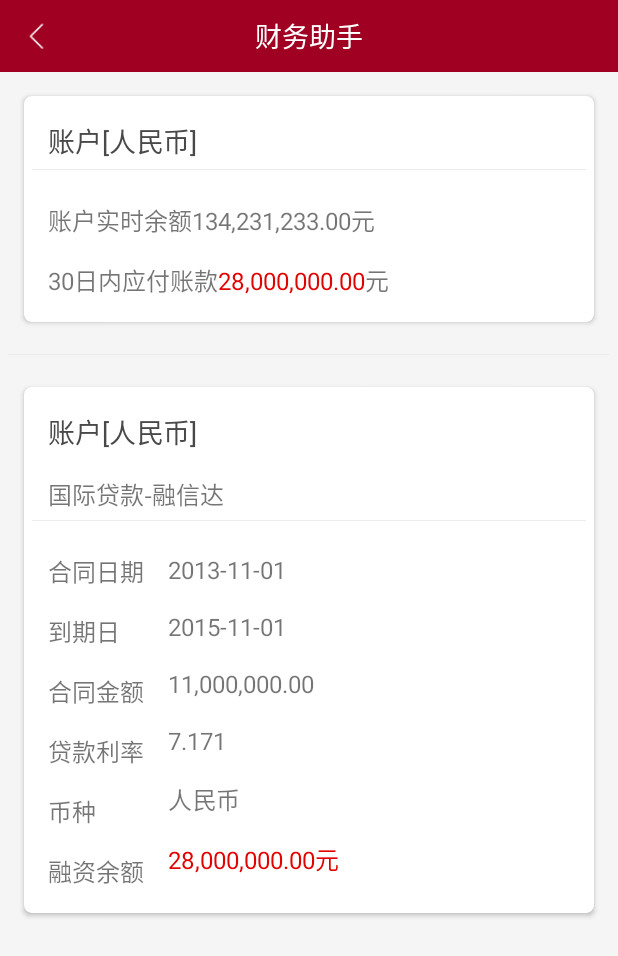
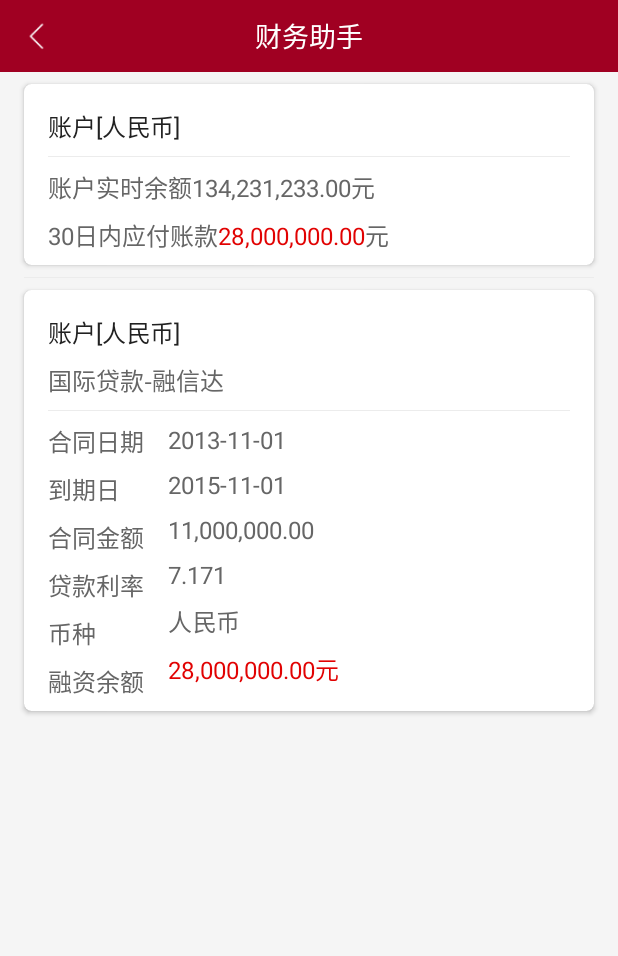
Before and after one commit to Hxiaobin/Practice_ZZB, an Android app: the AccountDetailActivity screen opened directly, with no data from a screen before it, on a phone screen of 412 x 824 dp. Shown: the top 956 px of the screen. Run offline under Robolectric (Android 15) with nearby library versions, the phone set to English and light mode, and no system bars; 1 statement that could not run was skipped.

Commit message:
修改样式

```diff
--- a/app/src/main/AndroidManifest.xml
+++ b/app/src/main/AndroidManifest.xml
@@ -30,6 +30,7 @@
         <activity android:name=".activity.home.business.BusinessQueryResultActivity"/>
         <activity
             android:name=".activity.user.UserLoginActivity"
+            android:theme="@style/LoginTheme"
             android:screenOrientation="portrait"/>
         <activity
             android:name="com.sf.bocfinancialsoftware.activity.user.UserActivity"
--- a/app/src/main/java/com/sf/bocfinancialsoftware/activity/tool/calculator/ExchangeRateCalculateActivity.java
+++ b/app/src/main/java/com/sf/bocfinancialsoftware/activity/tool/calculator/ExchangeRateCalculateActivity.java
@@ -67,7 +67,7 @@ public class ExchangeRateCalculateActivity extends AppCompatActivity implements
             mList.add(currency[i]);
         }
         //为下拉列表定义一个适配器，这里就用到里前面定义的list 为适配器设置下拉列表下拉时的菜单样式
-        mAdapter = new ArrayAdapter<>(this, R.layout.support_simple_spinner_dropdown_item, mList);
+        mAdapter = new ArrayAdapter<>(this, R.layout.spinner_item, mList);
         //将适配器添加到下拉列表上
         spinnerExchangeRate.setAdapter(mAdapter);
     }
--- a/app/src/main/res/drawable/shape_spinner_down.xml
+++ b/app/src/main/res/drawable/shape_spinner_down.xml
@@ -10,7 +10,7 @@
                 </shape>
             </item>
             <item>
-                <bitmap android:gravity="right" android:src="@mipmap/right_down"/>
+                <bitmap android:gravity="right|center_vertical" android:src="@mipmap/right_down"/>
             </item>
         </layer-list>
     </item>
--- a/app/src/main/res/layout/activity_about.xml
+++ b/app/src/main/res/layout/activity_about.xml
@@ -29,12 +29,14 @@
             android:layout_width="wrap_content"
             android:layout_height="wrap_content"
             android:text="@string/tv_app_name"
+            android:textColor="@color/tv_subtitle"
             android:textSize="@dimen/text_size_large"/>
 
         <TextView
             android:layout_width="wrap_content"
             android:layout_height="wrap_content"
             android:text="@string/tv_version"
+            android:textColor="@color/tv_subtitle"
             android:textSize="@dimen/text_size_normal"/>
     </LinearLayout>
 
--- a/app/src/main/res/layout/activity_account_detail.xml
+++ b/app/src/main/res/layout/activity_account_detail.xml
@@ -13,64 +13,69 @@
     <android.support.v7.widget.CardView
         android:layout_width="match_parent"
         android:layout_height="wrap_content"
-        android:layout_margin="@dimen/common_margin_normal"
+        android:layout_marginBottom="@dimen/common_margin_small"
+        android:layout_marginLeft="@dimen/common_margin_normal"
+        android:layout_marginRight="@dimen/common_margin_normal"
+        android:layout_marginTop="@dimen/common_margin_small"
         app:cardBackgroundColor="@color/white"
         app:cardCornerRadius="5dp">
 
         <LinearLayout
             android:layout_width="match_parent"
             android:layout_height="wrap_content"
-            android:orientation="vertical">
+            android:orientation="vertical"
+            android:layout_marginBottom="@dimen/common_margin_small"
+            android:paddingLeft="@dimen/common_padding_normal"
+            android:paddingRight="@dimen/common_padding_normal"
+            android:paddingTop="@dimen/common_margin_normal">
 
             <LinearLayout
                 android:layout_width="match_parent"
                 android:layout_height="wrap_content"
-                android:orientation="horizontal"
-                android:paddingLeft="@dimen/common_padding_normal"
-                android:paddingTop="@dimen/common_padding_normal">
+                android:layout_marginBottom="@dimen/common_margin_small"
+                android:orientation="horizontal">
 
                 <TextView
-                    style="@style/tv_subtitle"
+                    android:id="@+id/tvAccount1"
+                    style="@style/activity_text_normal_black"
                     android:text="账户"/>
 
                 <TextView
                     android:id="@+id/tvAccountDetail1"
-                    style="@style/tv_subtitle"
+                    style="@style/activity_text_normal_black"
                     android:text="2869****7875"/>
 
                 <TextView
-                    style="@style/tv_subtitle"
+                    android:id="@+id/tvAccount2"
+                    style="@style/activity_text_normal_black"
                     android:text="[人民币]"/>
             </LinearLayout>
 
             <View
                 android:layout_width="match_parent"
                 android:layout_height="@dimen/line_vertical_small_width"
-                android:layout_margin="@dimen/small_margin"
                 android:background="@color/line"/>
 
             <LinearLayout
                 android:layout_width="match_parent"
                 android:layout_height="wrap_content"
                 android:layout_gravity="center"
+                android:layout_marginTop="@dimen/common_margin_small"
                 android:orientation="horizontal">
 
                 <TextView
-                    style="@style/tv_content"
+                    android:id="@+id/tvBalance1"
+                    style="@style/activity_text_normal_gray"
                     android:text="账户实时余额"/>
 
                 <TextView
                     android:id="@+id/tvBalance"
-                    android:layout_width="wrap_content"
-                    android:layout_height="wrap_content"
-                    android:paddingTop="@dimen/common_padding_normal"
-                    android:text="134,231,233.00"
-                    android:textSize="@dimen/text_size_normal"/>
+                    style="@style/activity_text_normal_gray"
+                    android:text="134,231,233.00"/>
 
                 <TextView
-                    android:layout_width="wrap_content"
-                    android:layout_height="wrap_content"
-                    android:paddingTop="@dimen/common_padding_normal"
+                    android:id="@+id/tvBalance2"
+                    style="@style/activity_text_normal_gray"
                     android:text="元"
                     android:textSize="@dimen/text_size_normal"/>
             </LinearLayout>
@@ -78,26 +83,25 @@
             <LinearLayout
                 android:layout_width="match_parent"
                 android:layout_height="wrap_content"
-                android:orientation="horizontal"
-                android:paddingBottom="@dimen/common_padding_normal">
+                android:layout_marginTop="@dimen/common_margin_small"
+                android:orientation="horizontal">
 
                 <TextView
-                    style="@style/tv_content"
+                    android:id="@+id/tvPay1"
+                    style="@style/activity_text_normal_gray"
                     android:text="30日内应付账款"/>
 
                 <TextView
                     android:id="@+id/tvPay"
                     android:layout_width="wrap_content"
                     android:layout_height="wrap_content"
-                    android:paddingTop="@dimen/common_padding_normal"
                     android:text="28,000,000.00"
                     android:textColor="@color/tv_account"
                     android:textSize="@dimen/text_size_normal"/>
 
                 <TextView
-                    android:layout_width="wrap_content"
-                    android:layout_height="wrap_content"
-                    android:paddingTop="@dimen/common_padding_normal"
+                    android:id="@+id/tvPay2"
+                    style="@style/activity_text_normal_gray"
                     android:text="元"
                     android:textSize="@dimen/text_size_normal"/>
             </LinearLayout>
@@ -107,55 +111,63 @@
     <View
         android:layout_width="match_parent"
         android:layout_height="@dimen/line_vertical_small_width"
-        android:layout_margin="@dimen/small_margin"
+        android:layout_marginLeft="@dimen/common_margin_normal"
+        android:layout_marginRight="@dimen/common_margin_normal"
         android:background="@color/line"/>
 
     <android.support.v7.widget.CardView
         android:layout_width="match_parent"
         android:layout_height="wrap_content"
-        android:layout_margin="@dimen/common_margin_normal"
+        android:layout_marginBottom="@dimen/common_margin_small"
+        android:layout_marginLeft="@dimen/common_margin_normal"
+        android:layout_marginRight="@dimen/common_margin_normal"
+        android:layout_marginTop="@dimen/common_margin_small"
         app:cardBackgroundColor="@color/white"
         app:cardCornerRadius="5dp">
 
         <LinearLayout
             android:layout_width="match_parent"
             android:layout_height="wrap_content"
-            android:orientation="vertical">
+            android:orientation="vertical"
+            android:paddingLeft="@dimen/common_padding_normal"
+            android:paddingRight="@dimen/common_padding_normal"
+            android:paddingTop="@dimen/common_padding_normal">
 
             <LinearLayout
                 android:layout_width="match_parent"
                 android:layout_height="wrap_content"
-                android:orientation="horizontal"
-                android:paddingLeft="@dimen/common_padding_normal"
-                android:paddingTop="@dimen/common_padding_normal">
+                android:orientation="horizontal">
 
                 <TextView
-                    style="@style/tv_subtitle"
+                    style="@style/activity_text_normal_black"
                     android:text="账户"/>
 
                 <TextView
                     android:id="@+id/tvAccountDetail2"
-                    style="@style/tv_subtitle"
+                    style="@style/activity_text_normal_black"
                     android:text="2869****7875"/>
 
                 <TextView
-                    style="@style/tv_subtitle"
+                    style="@style/activity_text_normal_black"
                     android:text="[人民币]"/>
             </LinearLayout>
 
             <TextView
-                style="@style/tv_content"
+                style="@style/activity_text_normal_gray"
+                android:layout_marginBottom="@dimen/common_margin_small"
+                android:layout_marginTop="@dimen/common_margin_small"
                 android:text="国际贷款-融信达"/>
 
             <View
                 android:layout_width="match_parent"
                 android:layout_height="@dimen/line_vertical_small_width"
-                android:layout_margin="@dimen/small_margin"
                 android:background="@color/line"/>
 
             <RelativeLayout
                 android:layout_width="match_parent"
-                android:layout_height="wrap_content">
+                android:layout_height="wrap_content"
+                android:layout_marginBottom="@dimen/common_margin_small"
+                android:layout_marginTop="@dimen/common_margin_small">
 
                 <LinearLayout
                     android:id="@+id/ll"
@@ -168,62 +180,73 @@
                     android:orientation="vertical">
 
                     <TextView
-                        style="@style/tv_content"
+                        style="@style/activity_text_normal_gray"
                         android:text="合同日期"/>
 
                     <TextView
-                        style="@style/tv_content"
+                        style="@style/activity_text_normal_gray"
+                        android:layout_marginTop="@dimen/common_margin_small"
                         android:text="到期日"/>
 
                     <TextView
-                        style="@style/tv_content"
+                        style="@style/activity_text_normal_gray"
+                        android:layout_marginTop="@dimen/common_margin_small"
                         android:text="合同金额"/>
 
                     <TextView
-                        style="@style/tv_content"
+                        style="@style/activity_text_normal_gray"
+                        android:layout_marginTop="@dimen/common_margin_small"
                         android:text="贷款利率"/>
 
                     <TextView
-                        style="@style/tv_content"
+                        style="@style/activity_text_normal_gray"
+                        android:layout_marginTop="@dimen/common_margin_small"
                         android:text="币种"/>
 
                     <TextView
-                        style="@style/tv_content"
-                        android:paddingBottom="@dimen/common_padding_normal"
+                        style="@style/activity_text_normal_gray"
+                        android:layout_marginTop="@dimen/common_margin_small"
                         android:text="融资余额"/>
                 </LinearLayout>
 
                 <LinearLayout
                     android:layout_width="wrap_content"
                     android:layout_height="wrap_content"
+                    android:layout_alignParentTop="true"
+                    android:layout_marginLeft="@dimen/common_margin_normal"
                     android:layout_toRightOf="@+id/ll"
                     android:gravity="center_vertical"
                     android:orientation="vertical">
 
                     <TextView
-                        style="@style/tv_content"
+                        style="@style/activity_text_normal_gray"
                         android:text="2013-11-01"/>
 
                     <TextView
-                        style="@style/tv_content"
+                        android:id="@+id/textView3"
+                        style="@style/activity_text_normal_gray"
+                        android:layout_marginTop="@dimen/common_margin_small"
                         android:text="2015-11-01"/>
 
                     <TextView
-                        style="@style/tv_content"
+                        style="@style/activity_text_normal_gray"
+                        android:layout_marginTop="@dimen/common_margin_small"
                         android:text="11,000,000.00"/>
 
                     <TextView
-                        style="@style/tv_content"
+                        style="@style/activity_text_normal_gray"
+                        android:layout_marginTop="@dimen/common_margin_small"
                         android:text="7.171"/>
 
                     <TextView
-                        style="@style/tv_content"
+                        style="@style/activity_text_normal_gray"
+                        android:layout_marginTop="@dimen/common_margin_small"
                         android:text="人民币"/>
 
                     <TextView
                         android:id="@+id/textView"
                         style="@style/tv_account"
-                        android:paddingBottom="@dimen/common_padding_normal"
+                        android:layout_marginTop="@dimen/common_margin_small"
                         android:text="28,000,000.00元"/>
                 </LinearLayout>
             </RelativeLayout>
--- a/app/src/main/res/layout/item_financial_assistal.xml
+++ b/app/src/main/res/layout/item_financial_assistal.xml
@@ -18,13 +18,16 @@
         <LinearLayout
             android:layout_width="match_parent"
             android:layout_height="wrap_content"
+            android:layout_marginBottom="@dimen/common_margin_normal"
             android:orientation="vertical"
             android:paddingLeft="@dimen/common_padding_normal"
+            android:paddingRight="@dimen/common_padding_small"
             android:paddingTop="@dimen/common_padding_normal">
 
             <LinearLayout
                 android:layout_width="match_parent"
                 android:layout_height="wrap_content"
+                android:layout_marginBottom="@dimen/common_margin_small"
                 android:orientation="horizontal">
 
                 <TextView
@@ -46,13 +49,13 @@
             <View
                 android:layout_width="match_parent"
                 android:layout_height="@dimen/line_vertical_small_width"
-                android:layout_margin="@dimen/common_margin_small"
                 android:background="@color/line"/>
 
             <LinearLayout
                 android:layout_width="match_parent"
                 android:layout_height="wrap_content"
                 android:layout_gravity="center"
+                android:layout_marginTop="@dimen/common_margin_small"
                 android:orientation="horizontal">
 
                 <TextView
@@ -75,7 +78,6 @@
             <LinearLayout
                 android:layout_width="match_parent"
                 android:layout_height="wrap_content"
-                android:layout_marginBottom="@dimen/common_margin_normal"
                 android:layout_marginTop="@dimen/common_margin_small"
                 android:orientation="horizontal">
 
--- a/app/src/main/res/layout/layout_rate_head.xml
+++ b/app/src/main/res/layout/layout_rate_head.xml
@@ -2,6 +2,7 @@
 <LinearLayout xmlns:android="http://schemas.android.com/apk/res/android"
               android:layout_width="match_parent"
               android:layout_height="match_parent"
+              android:background="@color/activity_common_background_gray"
               android:orientation="vertical">
 
     <TextView
@@ -10,6 +11,7 @@
         android:layout_height="wrap_content"
         android:layout_marginTop="@dimen/text_size_medium"
         android:gravity="center"
+        android:textColor="@color/black"
         android:text="@string/tv_tool_rate"
         android:textSize="@dimen/text_size_medium"/>
 
--- a/app/src/main/res/values/styles.xml
+++ b/app/src/main/res/values/styles.xml
@@ -110,8 +110,6 @@
     <style name="tv_account">
         <item name="android:layout_width">wrap_content</item>
         <item name="android:layout_height">wrap_content</item>
-        <item name="android:paddingLeft">@dimen/common_padding_normal</item>
-        <item name="android:paddingTop">@dimen/common_padding_normal</item>
         <item name="android:textSize">@dimen/text_size_normal</item>
         <item name="android:textColor">@color/tv_account</item>
     </style>
```
Also changed, not shown: app/src/main/java/com/sf/bocfinancialsoftware/activity/user/UserActivity.java (+11 -12 lines), app/src/main/res/layout/activity_currency_calculator.xml (+16 -2 lines), app/src/main/res/layout/activity_forward_quotation_calculate.xml (+11 -4 lines), app/src/main/res/layout/activity_user.xml (+26 -19 lines), app/src/main/res/layout/activity_user_login.xml (+4 -3 lines), app/src/main/res/layout/spinner_item.xml (added, +12 -0 lines).
